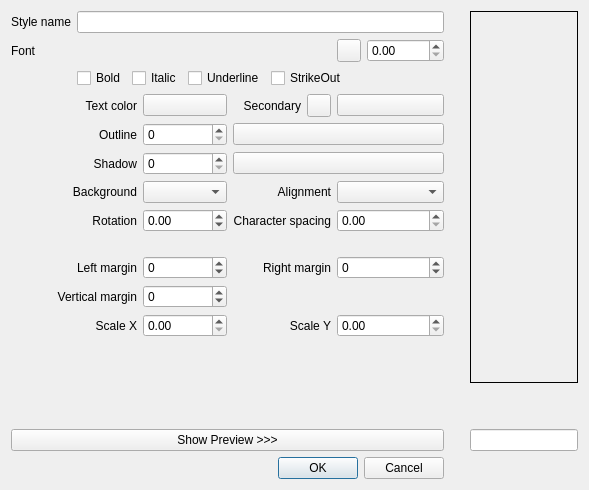
The window that src/ui/editsubstyle_ui.ui (KDE/kdenlive) describes before a commit, drawn with Qt 5.
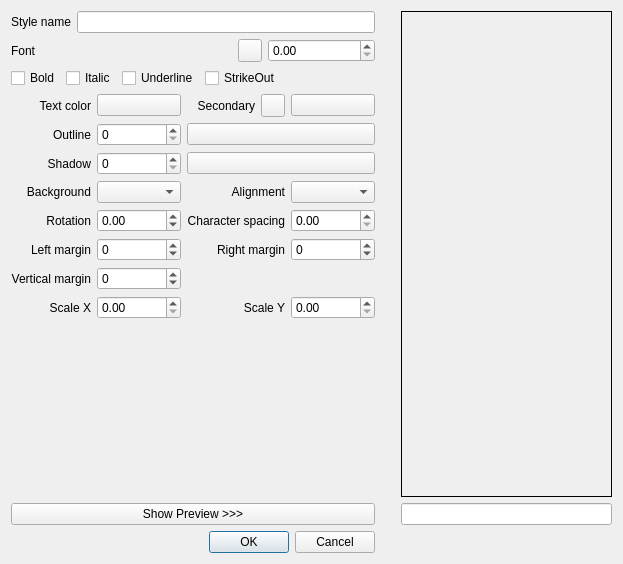
The same window after the commit. Icons and pictures are not drawn. Custom widgets are drawn as their Qt base class.

Commit message: Fix subtitle style editor scaling

Patch:
```diff
--- a/src/ui/editsubstyle_ui.ui
+++ b/src/ui/editsubstyle_ui.ui
@@ -6,21 +6,204 @@
  </author>
  <class>SubtitleStyleEdit_UI</class>
  <widget class="QDialog" name="SubtitleStyleEdit_UI">
+  <property name="geometry">
+   <rect>
+    <x>0</x>
+    <y>0</y>
+    <width>623</width>
+    <height>564</height>
+   </rect>
+  </property>
   <property name="windowTitle">
    <string>Subtitle Style Editor</string>
   </property>
   <layout class="QGridLayout" name="gridLayout">
-   <item row="11" column="6" colspan="2">
-    <widget class="QSpinBox" name="spinMarginR">
+   <item row="0" column="0" colspan="6">
+    <layout class="QHBoxLayout" name="horizontalLayout_2">
+     <item>
+      <widget class="QLabel" name="labelName">
+       <property name="text">
+        <string>Style name</string>
+       </property>
+      </widget>
+     </item>
+     <item>
+      <widget class="QLineEdit" name="editName"/>
+     </item>
+    </layout>
+   </item>
+   <item row="0" column="6">
+    <spacer name="horizontalSpacer">
+     <property name="orientation">
+      <enum>Qt::Orientation::Horizontal</enum>
+     </property>
+     <property name="sizeType">
+      <enum>QSizePolicy::Policy::Fixed</enum>
+     </property>
+     <property name="sizeHint" stdset="0">
+      <size>
+       <width>20</width>
+       <height>20</height>
+      </size>
+     </property>
+    </spacer>
+   </item>
+   <item row="0" column="7" rowspan="12">
+    <widget class="QLabel" name="preview">
+     <property name="enabled">
+      <bool>true</bool>
+     </property>
+     <property name="frameShape">
+      <enum>QFrame::Shape::Box</enum>
+     </property>
+     <property name="text">
+      <string/>
+     </property>
+     <property name="scaledContents">
+      <bool>true</bool>
+     </property>
+     <property name="alignment">
+      <set>Qt::AlignmentFlag::AlignCenter</set>
+     </property>
+    </widget>
+   </item>
+   <item row="1" column="0" colspan="6">
+    <layout class="QHBoxLayout" name="horizontalLayout_3">
+     <item>
+      <widget class="QLabel" name="labelFont">
+       <property name="text">
+        <string>Font</string>
+       </property>
+      </widget>
+     </item>
+     <item>
+      <widget class="QLabel" name="labelFontName">
+       <property name="frameShape">
+        <enum>QFrame::Shape::NoFrame</enum>
+       </property>
+       <property name="text">
+        <string/>
+       </property>
+       <property name="alignment">
+        <set>Qt::AlignmentFlag::AlignRight|Qt::AlignmentFlag::AlignTrailing|Qt::AlignmentFlag::AlignVCenter</set>
+       </property>
+      </widget>
+     </item>
+     <item>
+      <widget class="QToolButton" name="buttonSelectFont">
+       <property name="text">
+        <string/>
+       </property>
+       <property name="icon">
+        <iconset theme="font-enable"/>
+       </property>
+      </widget>
+     </item>
+     <item>
+      <widget class="QDoubleSpinBox" name="spinFontSize">
+       <property name="maximum">
+        <double>10000.000000000000000</double>
+       </property>
+      </widget>
+     </item>
+    </layout>
+   </item>
+   <item row="3" column="2">
+    <widget class="QPushButton" name="buttonPrimaryColor">
+     <property name="text">
+      <string/>
+     </property>
+    </widget>
+   </item>
+   <item row="3" column="3">
+    <widget class="QLabel" name="labelSecondaryColor">
+     <property name="text">
+      <string>Secondary</string>
+     </property>
+     <property name="alignment">
+      <set>Qt::AlignmentFlag::AlignRight|Qt::AlignmentFlag::AlignTrailing|Qt::AlignmentFlag::AlignVCenter</set>
+     </property>
+    </widget>
+   </item>
+   <item row="3" column="4">
+    <widget class="KContextualHelpButton" name="kcontextualhelpbutton">
+     <property name="contextualHelpText">
+      <string>The secondary color might be used in case of subtitle collision to help distinguish both subtitles</string>
+     </property>
+    </widget>
+   </item>
+   <item row="3" column="5">
+    <widget class="QPushButton" name="buttonSecondaryColor">
+     <property name="text">
+      <string/>
+     </property>
+    </widget>
+   </item>
+   <item row="4" column="2">
+    <widget class="QSpinBox" name="spinOutline">
+     <property name="maximum">
+      <number>100000</number>
+     </property>
+    </widget>
+   </item>
+   <item row="4" column="3" colspan="3">
+    <widget class="QPushButton" name="buttonOutlineColor">
+     <property name="text">
+      <string/>
+     </property>
+    </widget>
+   </item>
+   <item row="5" column="2">
+    <widget class="QSpinBox" name="spinShadow">
+     <property name="maximum">
+      <number>100000</number>
+     </property>
+    </widget>
+   </item>
+   <item row="5" column="3" colspan="3">
+    <widget class="QPushButton" name="buttonBackColor">
+     <property name="text">
+      <string/>
+     </property>
+    </widget>
+   </item>
+   <item row="6" column="0" colspan="2">
+    <widget class="QLabel" name="labelBoarderStyle">
+     <property name="text">
+      <string>Background</string>
+     </property>
+     <property name="alignment">
+      <set>Qt::AlignmentFlag::AlignRight|Qt::AlignmentFlag::AlignTrailing|Qt::AlignmentFlag::AlignVCenter</set>
+     </property>
+    </widget>
+   </item>
+   <item row="6" column="2">
+    <widget class="QComboBox" name="comboBorderStyle"/>
+   </item>
+   <item row="6" column="5">
+    <widget class="QComboBox" name="comboAlignment"/>
+   </item>
+   <item row="7" column="1">
+    <widget class="QLabel" name="labelAngle">
+     <property name="text">
+      <string>Rotation</string>
+     </property>
+     <property name="alignment">
+      <set>Qt::AlignmentFlag::AlignRight|Qt::AlignmentFlag::AlignTrailing|Qt::AlignmentFlag::AlignVCenter</set>
+     </property>
+    </widget>
+   </item>
+   <item row="7" column="2">
+    <widget class="QDoubleSpinBox" name="spinAngle">
      <property name="minimum">
-      <number>-100000</number>
+      <double>-360.000000000000000</double>
      </property>
      <property name="maximum">
-      <number>100000</number>
+      <double>360.000000000000000</double>
      </property>
     </widget>
    </item>
-   <item row="7" column="4" colspan="2">
+   <item row="7" column="3" colspan="2">
     <widget class="QLabel" name="labelSpacing">
      <property name="text">
       <string>Character spacing</string>
@@ -30,51 +213,47 @@
      </property>
     </widget>
    </item>
-   <item row="6" column="3">
-    <widget class="QComboBox" name="comboBorderStyle"/>
-   </item>
-   <item row="5" column="0" colspan="3">
-    <widget class="QLabel" name="labelColor_3">
-     <property name="text">
-      <string>Shadow</string>
+   <item row="7" column="5">
+    <widget class="QDoubleSpinBox" name="spinSpacing">
+     <property name="minimum">
+      <double>0.000000000000000</double>
      </property>
-     <property name="alignment">
-      <set>Qt::AlignmentFlag::AlignRight|Qt::AlignmentFlag::AlignTrailing|Qt::AlignmentFlag::AlignVCenter</set>
-     </property>
-    </widget>
-   </item>
-   <item row="5" column="3">
-    <widget class="QSpinBox" name="spinShadow">
-     <property name="maximum">
-      <number>100000</number>
-     </property>
-    </widget>
-   </item>
-   <item row="16" column="9">
-    <widget class="QLineEdit" name="editPreview">
-     <property name="enabled">
-      <bool>true</bool>
-     </property>
-    </widget>
-   </item>
-   <item row="13" column="6" colspan="2">
-    <widget class="QDoubleSpinBox" name="spinScaleY">
      <property name="maximum">
       <double>1000000.000000000000000</double>
      </property>
     </widget>
    </item>
-   <item row="13" column="1" colspan="2">
-    <widget class="QLabel" name="labelScaleX">
+   <item row="8" column="1">
+    <widget class="QLabel" name="labelMarginL">
      <property name="text">
-      <string>Scale X</string>
+      <string>Left margin</string>
      </property>
      <property name="alignment">
       <set>Qt::AlignmentFlag::AlignRight|Qt::AlignmentFlag::AlignTrailing|Qt::AlignmentFlag::AlignVCenter</set>
      </property>
     </widget>
    </item>
-   <item row="12" column="0" colspan="3">
+   <item row="8" column="2">
+    <widget class="QSpinBox" name="spinMarginL">
+     <property name="minimum">
+      <number>-100000</number>
+     </property>
+     <property name="maximum">
+      <number>100000</number>
+     </property>
+    </widget>
+   </item>
+   <item row="8" column="5">
+    <widget class="QSpinBox" name="spinMarginR">
+     <property name="minimum">
+      <number>-100000</number>
+     </property>
+     <property name="maximum">
+      <number>100000</number>
+     </property>
+    </widget>
+   </item>
+   <item row="9" column="0" colspan="2">
     <widget class="QLabel" name="labelMarginV">
      <property name="text">
       <string>Vertical margin</string>
@@ -84,24 +263,108 @@
      </property>
     </widget>
    </item>
-   <item row="11" column="4" colspan="2">
-    <widget class="QLabel" name="labelMarginR">
+   <item row="9" column="2">
+    <widget class="QSpinBox" name="spinMarginV">
+     <property name="minimum">
+      <number>-100000</number>
+     </property>
+     <property name="maximum">
+      <number>100000</number>
+     </property>
+    </widget>
+   </item>
+   <item row="10" column="1">
+    <widget class="QLabel" name="labelScaleX">
      <property name="text">
-      <string>Right margin</string>
+      <string>Scale X</string>
      </property>
      <property name="alignment">
       <set>Qt::AlignmentFlag::AlignRight|Qt::AlignmentFlag::AlignTrailing|Qt::AlignmentFlag::AlignVCenter</set>
      </property>
     </widget>
    </item>
-   <item row="4" column="4" colspan="4">
-    <widget class="QPushButton" name="buttonOutlineColor">
+   <item row="10" column="2">
+    <widget class="QDoubleSpinBox" name="spinScaleX">
+     <property name="maximum">
+      <double>1000000.000000000000000</double>
+     </property>
+    </widget>
+   </item>
+   <item row="10" column="5">
+    <widget class="QDoubleSpinBox" name="spinScaleY">
+     <property name="maximum">
+      <double>1000000.000000000000000</double>
+     </property>
+    </widget>
+   </item>
+   <item row="11" column="2">
+    <spacer name="verticalSpacer">
+     <property name="orientation">
+      <enum>Qt::Orientation::Vertical</enum>
+     </property>
+     <property name="sizeHint" stdset="0">
+      <size>
+       <width>20</width>
+       <height>40</height>
+      </size>
+     </property>
+    </spacer>
+   </item>
+   <item row="12" column="0" colspan="6">
+    <widget class="QPushButton" name="buttonPreview">
      <property name="text">
-      <string/>
+      <string>Show Preview &gt;&gt;&gt;</string>
      </property>
     </widget>
    </item>
-   <item row="2" column="1" colspan="7">
+   <item row="12" column="7">
+    <widget class="QLineEdit" name="editPreview">
+     <property name="enabled">
+      <bool>true</bool>
+     </property>
+    </widget>
+   </item>
+   <item row="13" column="0" colspan="6">
+    <widget class="QDialogButtonBox" name="buttonBox">
+     <property name="orientation">
+      <enum>Qt::Orientation::Horizontal</enum>
+     </property>
+     <property name="standardButtons">
+      <set>QDialogButtonBox::StandardButton::Cancel|QDialogButtonBox::StandardButton::Ok</set>
+     </property>
+    </widget>
+   </item>
+   <item row="3" column="0" colspan="2">
+    <widget class="QLabel" name="labelColor">
+     <property name="text">
+      <string>Text color</string>
+     </property>
+     <property name="alignment">
+      <set>Qt::AlignmentFlag::AlignRight|Qt::AlignmentFlag::AlignTrailing|Qt::AlignmentFlag::AlignVCenter</set>
+     </property>
+    </widget>
+   </item>
+   <item row="4" column="0" colspan="2">
+    <widget class="QLabel" name="labelColor_2">
+     <property name="text">
+      <string>Outline</string>
+     </property>
+     <property name="alignment">
+      <set>Qt::AlignmentFlag::AlignRight|Qt::AlignmentFlag::AlignTrailing|Qt::AlignmentFlag::AlignVCenter</set>
+     </property>
+    </widget>
+   </item>
+   <item row="5" column="0" colspan="2">
+    <widget class="QLabel" name="labelColor_3">
+     <property name="text">
+      <string>Shadow</string>
+     </property>
+     <property name="alignment">
+      <set>Qt::AlignmentFlag::AlignRight|Qt::AlignmentFlag::AlignTrailing|Qt::AlignmentFlag::AlignVCenter</set>
+     </property>
+    </widget>
+   </item>
+   <item row="2" column="0" colspan="6">
     <layout class="QHBoxLayout" name="horizontalLayout">
      <item>
       <widget class="QCheckBox" name="checkBold">
@@ -176,211 +439,17 @@
      </item>
     </layout>
    </item>
-   <item row="7" column="6" colspan="2">
-    <widget class="QDoubleSpinBox" name="spinSpacing">
-     <property name="minimum">
-      <double>0.000000000000000</double>
-     </property>
-     <property name="maximum">
-      <double>1000000.000000000000000</double>
-     </property>
-    </widget>
-   </item>
-   <item row="12" column="3">
-    <widget class="QSpinBox" name="spinMarginV">
-     <property name="minimum">
-      <number>-100000</number>
-     </property>
-     <property name="maximum">
-      <number>100000</number>
-     </property>
-    </widget>
-   </item>
-   <item row="1" column="7">
-    <widget class="QDoubleSpinBox" name="spinFontSize">
-     <property name="maximum">
-      <double>10000.000000000000000</double>
-     </property>
-    </widget>
-   </item>
-   <item row="0" column="8">
-    <spacer name="horizontalSpacer">
-     <property name="orientation">
-      <enum>Qt::Orientation::Horizontal</enum>
-     </property>
-     <property name="sizeType">
-      <enum>QSizePolicy::Policy::Fixed</enum>
-     </property>
-     <property name="sizeHint" stdset="0">
-      <size>
-       <width>20</width>
-       <height>20</height>
-      </size>
-     </property>
-    </spacer>
-   </item>
-   <item row="3" column="0" colspan="3">
-    <widget class="QLabel" name="labelColor">
+   <item row="8" column="3" colspan="2">
+    <widget class="QLabel" name="labelMarginR">
      <property name="text">
-      <string>Text color</string>
+      <string>Right margin</string>
      </property>
      <property name="alignment">
       <set>Qt::AlignmentFlag::AlignRight|Qt::AlignmentFlag::AlignTrailing|Qt::AlignmentFlag::AlignVCenter</set>
      </property>
     </widget>
    </item>
-   <item row="13" column="3">
-    <widget class="QDoubleSpinBox" name="spinScaleX">
-     <property name="maximum">
-      <double>1000000.000000000000000</double>
-     </property>
-    </widget>
-   </item>
-   <item row="17" column="3" colspan="5">
-    <widget class="QDialogButtonBox" name="buttonBox">
-     <property name="orientation">
-      <enum>Qt::Orientation::Horizontal</enum>
-     </property>
-     <property name="standardButtons">
-      <set>QDialogButtonBox::StandardButton::Cancel|QDialogButtonBox::StandardButton::Ok</set>
-     </property>
-    </widget>
-   </item>
-   <item row="11" column="1" colspan="2">
-    <widget class="QLabel" name="labelMarginL">
-     <property name="text">
-      <string>Left margin</string>
-     </property>
-     <property name="alignment">
-      <set>Qt::AlignmentFlag::AlignRight|Qt::AlignmentFlag::AlignTrailing|Qt::AlignmentFlag::AlignVCenter</set>
-     </property>
-    </widget>
-   </item>
-   <item row="3" column="6" colspan="2">
-    <widget class="QPushButton" name="buttonSecondaryColor">
-     <property name="text">
-      <string/>
-     </property>
-    </widget>
-   </item>
-   <item row="11" column="3">
-    <widget class="QSpinBox" name="spinMarginL">
-     <property name="minimum">
-      <number>-100000</number>
-     </property>
-     <property name="maximum">
-      <number>100000</number>
-     </property>
-    </widget>
-   </item>
-   <item row="1" column="0">
-    <widget class="QLabel" name="labelFont">
-     <property name="text">
-      <string>Font</string>
-     </property>
-    </widget>
-   </item>
-   <item row="4" column="0" colspan="3">
-    <widget class="QLabel" name="labelColor_2">
-     <property name="text">
-      <string>Outline</string>
-     </property>
-     <property name="alignment">
-      <set>Qt::AlignmentFlag::AlignRight|Qt::AlignmentFlag::AlignTrailing|Qt::AlignmentFlag::AlignVCenter</set>
-     </property>
-    </widget>
-   </item>
-   <item row="14" column="3">
-    <spacer name="verticalSpacer">
-     <property name="orientation">
-      <enum>Qt::Orientation::Vertical</enum>
-     </property>
-     <property name="sizeHint" stdset="0">
-      <size>
-       <width>20</width>
-       <height>40</height>
-      </size>
-     </property>
-    </spacer>
-   </item>
-   <item row="7" column="1" colspan="2">
-    <widget class="QLabel" name="labelAngle">
-     <property name="text">
-      <string>Rotation</string>
-     </property>
-     <property name="alignment">
-      <set>Qt::AlignmentFlag::AlignRight|Qt::AlignmentFlag::AlignTrailing|Qt::AlignmentFlag::AlignVCenter</set>
-     </property>
-    </widget>
-   </item>
-   <item row="4" column="3">
-    <widget class="QSpinBox" name="spinOutline">
-     <property name="maximum">
-      <number>100000</number>
-     </property>
-    </widget>
-   </item>
-   <item row="0" column="0">
-    <widget class="QLabel" name="labelName">
-     <property name="text">
-      <string>Style name</string>
-     </property>
-    </widget>
-   </item>
-   <item row="0" column="1" colspan="7">
-    <widget class="QLineEdit" name="editName"/>
-   </item>
-   <item row="1" column="6">
-    <widget class="QToolButton" name="buttonSelectFont">
-     <property name="text">
-      <string/>
-     </property>
-     <property name="icon">
-      <iconset theme="font-enable"/>
-     </property>
-    </widget>
-   </item>
-   <item row="3" column="5">
-    <widget class="KContextualHelpButton" name="kcontextualhelpbutton">
-     <property name="contextualHelpText">
-      <string>The secondary color might be used in case of subtitle collision to help distinguish both subtitles</string>
-     </property>
-    </widget>
-   </item>
-   <item row="16" column="0" colspan="8">
-    <widget class="QPushButton" name="buttonPreview">
-     <property name="text">
-      <string>Show Preview &gt;&gt;&gt;</string>
-     </property>
-    </widget>
-   </item>
-   <item row="3" column="4">
-    <widget class="QLabel" name="labelSecondaryColor">
-     <property name="text">
-      <string>Secondary</string>
-     </property>
-     <property name="alignment">
-      <set>Qt::AlignmentFlag::AlignRight|Qt::AlignmentFlag::AlignTrailing|Qt::AlignmentFlag::AlignVCenter</set>
-     </property>
-    </widget>
-   </item>
-   <item row="6" column="6" colspan="2">
-    <widget class="QComboBox" name="comboAlignment"/>
-   </item>
-   <item row="1" column="1" colspan="5">
-    <widget class="QLabel" name="labelFontName">
-     <property name="frameShape">
-      <enum>QFrame::Shape::NoFrame</enum>
-     </property>
-     <property name="text">
-      <string/>
-     </property>
-     <property name="alignment">
-      <set>Qt::AlignmentFlag::AlignRight|Qt::AlignmentFlag::AlignTrailing|Qt::AlignmentFlag::AlignVCenter</set>
-     </property>
-    </widget>
-   </item>
-   <item row="6" column="4" colspan="2">
+   <item row="6" column="3" colspan="2">
     <widget class="QLabel" name="labelAlignment">
      <property name="text">
       <string>Alignment</string>
@@ -390,24 +459,7 @@
      </property>
     </widget>
    </item>
-   <item row="7" column="3">
-    <widget class="QDoubleSpinBox" name="spinAngle">
-     <property name="minimum">
-      <double>-360.000000000000000</double>
-     </property>
-     <property name="maximum">
-      <double>360.000000000000000</double>
-     </property>
-    </widget>
-   </item>
-   <item row="3" column="3">
-    <widget class="QPushButton" name="buttonPrimaryColor">
-     <property name="text">
-      <string/>
-     </property>
-    </widget>
-   </item>
-   <item row="13" column="4" colspan="2">
+   <item row="10" column="3" colspan="2">
     <widget class="QLabel" name="labelScaleY">
      <property name="text">
       <string>Scale Y</string>
@@ -417,55 +469,6 @@
      </property>
     </widget>
    </item>
-   <item row="6" column="0" colspan="3">
-    <widget class="QLabel" name="labelBoarderStyle">
-     <property name="text">
-      <string>Background</string>
-     </property>
-     <property name="alignment">
-      <set>Qt::AlignmentFlag::AlignRight|Qt::AlignmentFlag::AlignTrailing|Qt::AlignmentFlag::AlignVCenter</set>
-     </property>
-    </widget>
-   </item>
-   <item row="5" column="4" colspan="4">
-    <widget class="QPushButton" name="buttonBackColor">
-     <property name="text">
-      <string/>
-     </property>
-    </widget>
-   </item>
-   <item row="15" column="3">
-    <spacer name="verticalSpacer_2">
-     <property name="orientation">
-      <enum>Qt::Orientation::Vertical</enum>
-     </property>
-     <property name="sizeHint" stdset="0">
-      <size>
-       <width>20</width>
-       <height>40</height>
-      </size>
-     </property>
-    </spacer>
-   </item>
-   <item row="0" column="9" rowspan="15">
-    <widget class="QLabel" name="preview">
-     <property name="enabled">
-      <bool>true</bool>
-     </property>
-     <property name="frameShape">
-      <enum>QFrame::Shape::Box</enum>
-     </property>
-     <property name="text">
-      <string/>
-     </property>
-     <property name="scaledContents">
-      <bool>true</bool>
-     </property>
-     <property name="alignment">
-      <set>Qt::AlignmentFlag::AlignCenter</set>
-     </property>
-    </widget>
-   </item>
   </layout>
  </widget>
  <customwidgets>
```
The commit also changes 1 other file.
